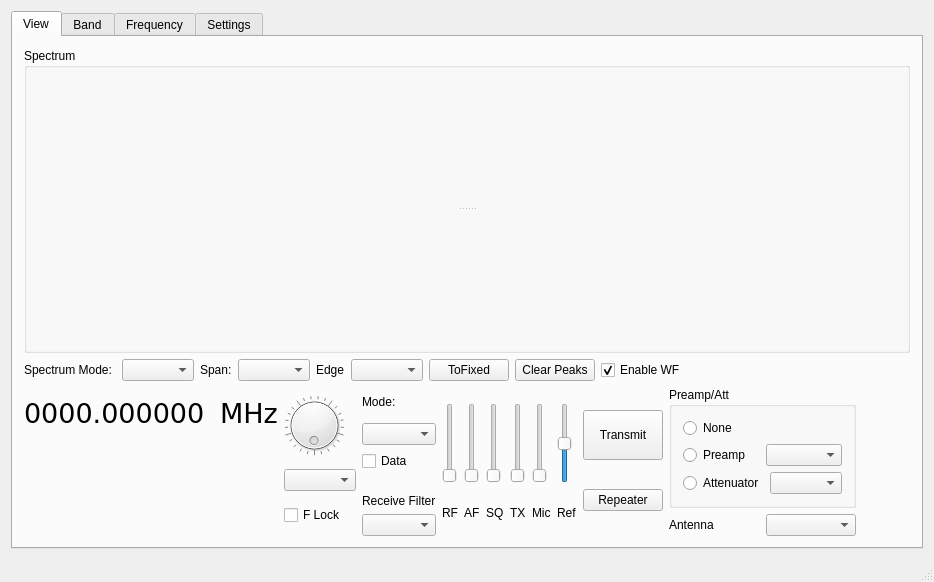
This is wfmain.ui in adecarolis/wfweb as Qt 5 draws it before an edit. The edited form follows.
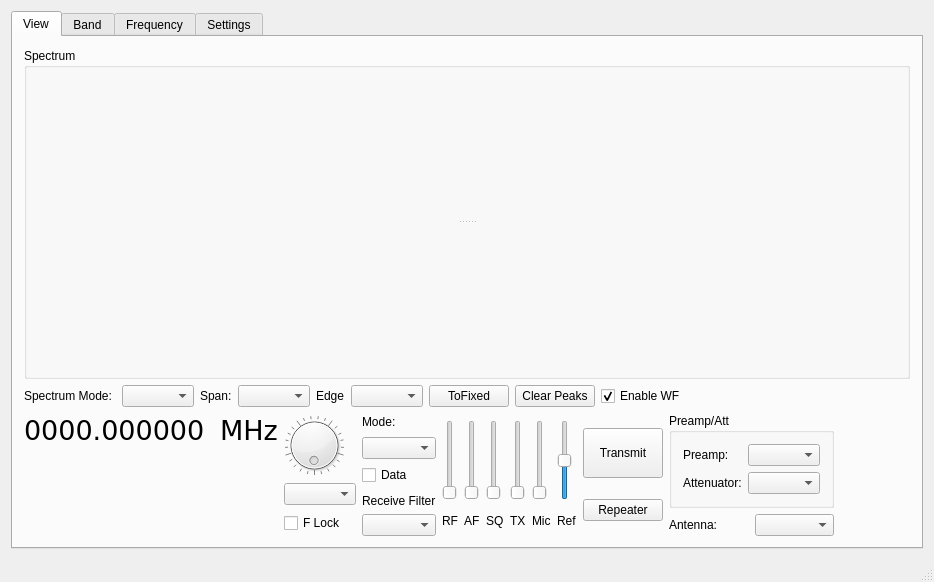
This is the edited form. Custom widgets are drawn as their Qt base class.

Commit message: Removed buttons from attenuator preamp UI controls.

Patch:
```diff
--- a/wfmain.ui
+++ b/wfmain.ui
@@ -652,19 +652,12 @@
                <string>Preamp/Att</string>
               </property>
               <layout class="QVBoxLayout" name="verticalLayout_19">
-               <item>
-                <widget class="QRadioButton" name="preattNone">
-                 <property name="text">
-                  <string>None</string>
-                 </property>
-                </widget>
-               </item>
                <item>
                 <layout class="QHBoxLayout" name="horizontalLayout_23">
                  <item>
-                  <widget class="QRadioButton" name="preampEnable">
+                  <widget class="QLabel" name="label_12">
                    <property name="text">
-                    <string>Preamp</string>
+                    <string>Preamp:</string>
                    </property>
                   </widget>
                  </item>
@@ -682,9 +675,9 @@
                   <number>0</number>
                  </property>
                  <item>
-                  <widget class="QRadioButton" name="attEnable">
+                  <widget class="QLabel" name="label_30">
                    <property name="text">
-                    <string>Attenuator</string>
+                    <string>Attenuator:</string>
                    </property>
                   </widget>
                  </item>
@@ -724,7 +717,7 @@
                 <item>
                  <widget class="QLabel" name="label_9">
                   <property name="text">
-                   <string>Antenna</string>
+                   <string>Antenna:</string>
                   </property>
                  </widget>
                 </item>
```
Left out of the diff: 2 changed lines with no effect on the pictures.
